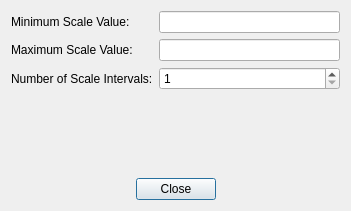
fsoos74/su, file ColorUI/colorbarconfigurationdialog.ui: the form before one commit.
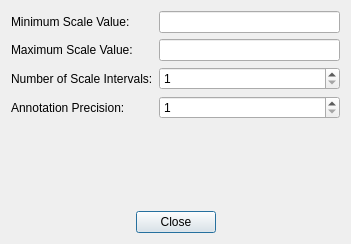
The form after the commit.

Patch:
```diff
--- a/ColorUI/colorbarconfigurationdialog.ui
+++ b/ColorUI/colorbarconfigurationdialog.ui
@@ -7,7 +7,7 @@
     <x>0</x>
     <y>0</y>
     <width>351</width>
-    <height>211</height>
+    <height>244</height>
    </rect>
   </property>
   <property name="windowTitle">
@@ -53,6 +53,23 @@
        </property>
       </widget>
      </item>
+     <item row="3" column="0">
+      <widget class="QLabel" name="label_4">
+       <property name="text">
+        <string>Annotation Precision:</string>
+       </property>
+      </widget>
+     </item>
+     <item row="3" column="1">
+      <widget class="QSpinBox" name="sbPrecision">
+       <property name="minimum">
+        <number>1</number>
+       </property>
+       <property name="maximum">
+        <number>10</number>
+       </property>
+      </widget>
+     </item>
     </layout>
    </item>
    <item>
```
